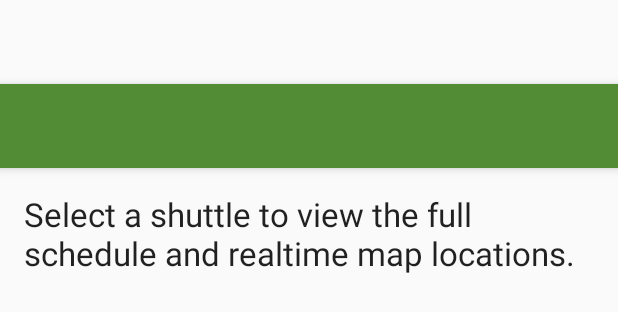
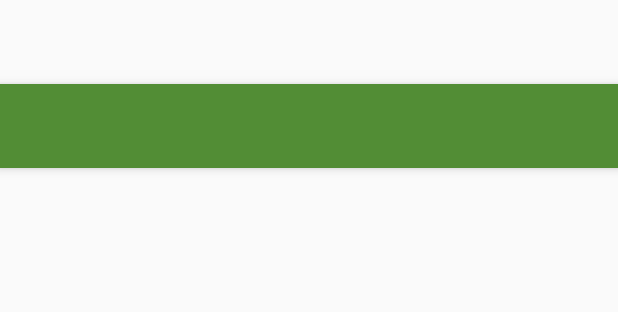
Before and after one commit to lahuang4/mitshuttles, an Android app: the layout activity_shuttle_schedule.xml on its own in the app's theme, with its tools: preview values and no code run, on a phone screen of 412 x 824 dp. Shown: the top 312 px of the screen. Run offline under Robolectric (Android 15) with nearby library versions, the phone set to English and light mode, and no system bars.

Commit message:
Added shuttle descriptions

```diff
--- a/app/src/main/java/edu/mit/scripts/lahuang4/mitshuttles/ShuttleSchedule.java
+++ b/app/src/main/java/edu/mit/scripts/lahuang4/mitshuttles/ShuttleSchedule.java
@@ -65,8 +65,10 @@ public class ShuttleSchedule extends AppCompatActivity {
         setSupportActionBar(toolbar);
 
         TextView shuttleScheduleName = (TextView)findViewById(R.id.shuttle_schedule_text_name);
+        shuttleScheduleName.setText(routeName);
+        TextView shuttleScheduleText = (TextView)findViewById(R.id.shuttle_schedule_text);
+        shuttleScheduleText.setText(getString(ShuttleList.descriptions.get(routeName)));
         shuttleStopList = (ListView)findViewById(R.id.shuttle_stops);
-        shuttleScheduleName.setText(routeName);
 
         retrofit = new Retrofit.Builder()
                 .baseUrl(Constants.NEXTBUS_URL)
--- a/app/src/main/res/layout/content_shuttle_schedule.xml
+++ b/app/src/main/res/layout/content_shuttle_schedule.xml
@@ -15,11 +15,10 @@
     <TextView
         android:layout_width="match_parent"
         android:layout_height="wrap_content"
-        android:paddingBottom="@dimen/shuttle_select_vertical_margin"
+        android:paddingBottom="@dimen/shuttle_select_vertical_margin_small"
         android:paddingLeft="@dimen/shuttle_select_horizontal_margin"
         android:paddingRight="@dimen/shuttle_select_horizontal_margin"
         android:paddingTop="@dimen/shuttle_select_vertical_margin"
-        android:text="@string/shuttle_select"
         android:id="@+id/shuttle_schedule_text_name"
         android:textAppearance="?android:attr/textAppearanceLarge" />
 
@@ -29,7 +28,7 @@
         android:paddingBottom="@dimen/shuttle_select_vertical_margin"
         android:paddingLeft="@dimen/shuttle_select_horizontal_margin"
         android:paddingRight="@dimen/shuttle_select_horizontal_margin"
-        android:paddingTop="@dimen/shuttle_select_vertical_margin"
+        android:layout_below="@id/shuttle_schedule_text_name"
         android:id="@+id/shuttle_schedule_text"
         />
 
--- a/app/src/main/res/values/dimens.xml
+++ b/app/src/main/res/values/dimens.xml
@@ -10,6 +10,7 @@
     <dimen name="icon_vertical_margin">5dp</dimen>
     <dimen name="shuttle_select_horizontal_margin">16dp</dimen>
     <dimen name="shuttle_select_vertical_margin">16dp</dimen>
+    <dimen name="shuttle_select_vertical_margin_small">8dp</dimen>
     <dimen name="network_error_horizontal_margin">20dp</dimen>
     <dimen name="network_error_vertical_margin">20dp</dimen>
     <dimen name="fab_margin">16dp</dimen>
```
Also changed, not shown: app/src/main/java/edu/mit/scripts/lahuang4/mitshuttles/ShuttleList.java (+8 -0 lines), app/src/main/res/values/strings.xml (+8 -0 lines).
